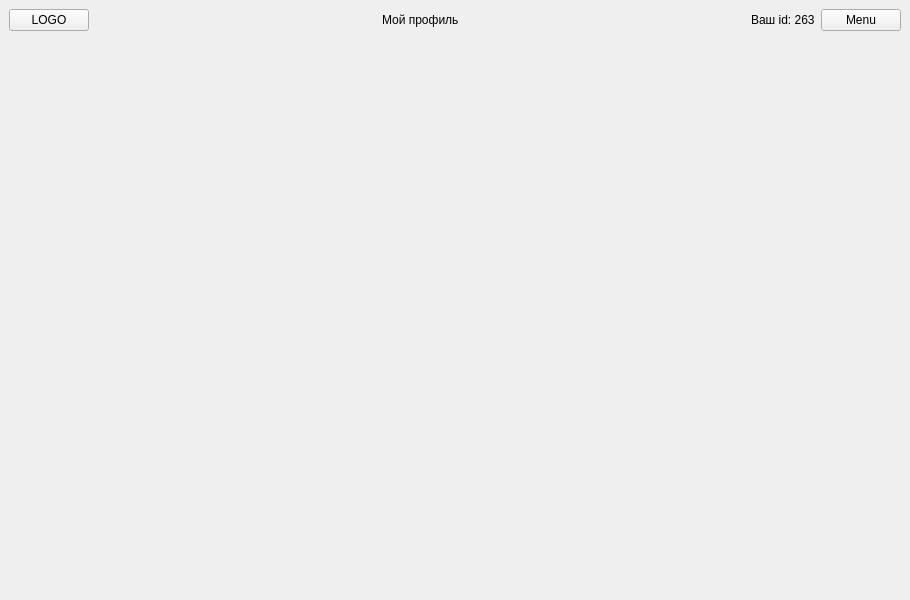
ttema4/p2p-app, file client/mypage.ui: the form before one commit.
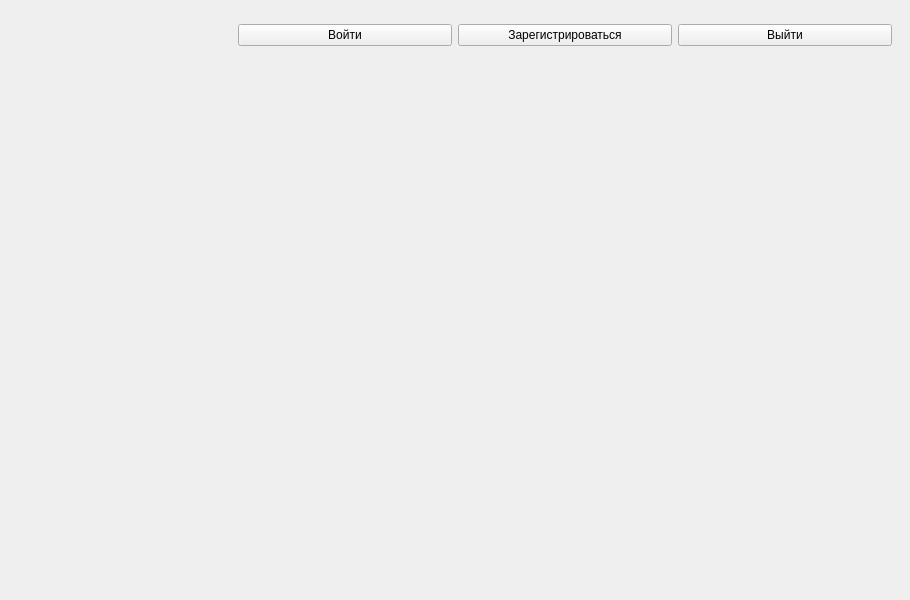
The form after the commit.

What changed in the file:
```diff
--- a/client/mypage.ui
+++ b/client/mypage.ui
@@ -21,72 +21,37 @@
   </property>
   <widget class="QWidget" name="centralwidget">
    <layout class="QVBoxLayout" name="verticalLayout">
+    <item>
+     <widget class="QWidget" name="widget_2" native="true"/>
+    </item>
     <item>
      <widget class="QWidget" name="widget" native="true">
       <layout class="QHBoxLayout" name="horizontalLayout">
-       <property name="leftMargin">
-        <number>0</number>
-       </property>
-       <property name="topMargin">
-        <number>0</number>
-       </property>
-       <property name="rightMargin">
-        <number>0</number>
-       </property>
-       <property name="bottomMargin">
-        <number>0</number>
-       </property>
-       <item>
-        <widget class="QPushButton" name="pushButton_2">
-         <property name="text">
-          <string>LOGO</string>
-         </property>
-        </widget>
-       </item>
-       <item>
-        <spacer name="horizontalSpacer">
-         <property name="orientation">
-          <enum>Qt::Horizontal</enum>
-         </property>
-         <property name="sizeHint" stdset="0">
-          <size>
-           <width>40</width>
-           <height>20</height>
-          </size>
-         </property>
-        </spacer>
-       </item>
        <item>
         <widget class="QLabel" name="label">
          <property name="text">
-          <string>Мой профиль</string>
+          <string/>
          </property>
         </widget>
        </item>
        <item>
-        <spacer name="horizontalSpacer_2">
-         <property name="orientation">
-          <enum>Qt::Horizontal</enum>
+        <widget class="QPushButton" name="pushButton_3">
+         <property name="text">
+          <string>Войти</string>
          </property>
-         <property name="sizeHint" stdset="0">
-          <size>
-           <width>40</width>
-           <height>20</height>
-          </size>
-         </property>
-        </spacer>
+        </widget>
        </item>
        <item>
-        <widget class="QLabel" name="label_3">
+        <widget class="QPushButton" name="pushButton_2">
          <property name="text">
-          <string>Ваш id: 263</string>
+          <string>Зарегистрироваться</string>
          </property>
         </widget>
        </item>
        <item>
         <widget class="QPushButton" name="pushButton">
          <property name="text">
-          <string>Menu</string>
+          <string>Выйти</string>
          </property>
         </widget>
        </item>
```
